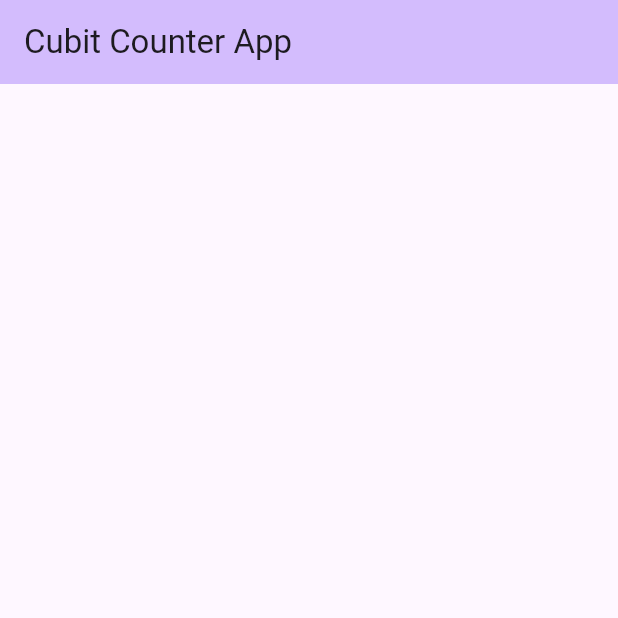
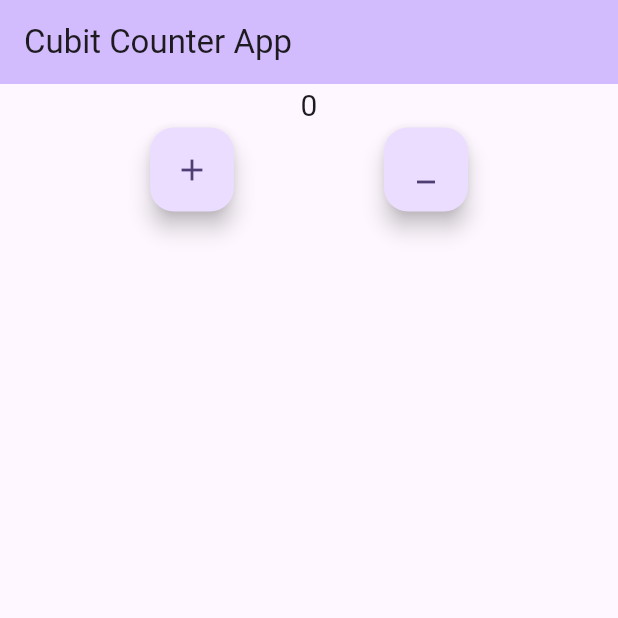
Before and after one commit to Fahaddada47/bloc_prac, a Flutter app: the screen it shows after launch, on a phone screen of 412 x 824 dp, the top half of it. Run offline on Flutter 3.47's test engine with Material 3 defaults, Android fonts, the phone set to English and light mode, and no system bars; our stand-ins replace equatable, flutter_bloc.

Commit message:
counter with bloc

```diff
--- /dev/null
+++ b/lib/bloc/counter_bloc.dart
@@ -0,0 +1,21 @@
+import 'package:bloc_prac/bloc/counter_event.dart';
+import 'package:bloc_prac/bloc/counter_state.dart';
+import 'package:flutter_bloc/flutter_bloc.dart';
+
+class CounterBloc extends Bloc<CounterEvent, CounterState> {
+  int counter = 0;
+
+  CounterBloc() : super(CounterInit()) {
+    on<CounterIncrease>((event, emit) {
+      counter = counter + 1;
+      emit(CounterUpdate(counter));
+    });
+
+    on<CounterDecrease>((event, emit) {
+      if (counter > 0) {
+        counter = counter - 1;
+        emit(CounterUpdate(counter));
+      }
+    });
+  }
+}
--- /dev/null
+++ b/lib/bloc/counter_event.dart
@@ -0,0 +1,19 @@
+import 'package:equatable/equatable.dart';
+
+abstract class CounterEvent extends Equatable{
+
+
+
+}
+
+class CounterIncrease extends CounterEvent{
+  @override
+  // TODO: implement props
+  List<Object?> get props => [];
+
+}class CounterDecrease extends CounterEvent{
+  @override
+  // TODO: implement props
+  List<Object?> get props => [];
+
+}
--- /dev/null
+++ b/lib/bloc/counter_state.dart
@@ -0,0 +1,20 @@
+import 'package:equatable/equatable.dart';
+
+abstract class CounterState extends Equatable{
+
+}
+
+class CounterInit extends CounterState{
+  @override
+  // TODO: implement props
+  List<Object?> get props => [];
+}
+
+class CounterUpdate extends CounterState{
+  final int counter;
+  CounterUpdate(this.counter);
+  @override
+  // TODO: implement props
+  List<Object?> get props => [counter];
+
+}
--- a/lib/home.dart
+++ b/lib/home.dart
@@ -1,3 +1,6 @@
+import 'package:bloc_prac/bloc/counter_bloc.dart';
+import 'package:bloc_prac/bloc/counter_event.dart';
+import 'package:bloc_prac/bloc/counter_state.dart';
 import 'package:bloc_prac/cubit/user_cubit.dart';
 import 'package:bloc_prac/cubit/user_cubit_state.dart';
 import 'package:bloc_prac/model/user_model.dart';
@@ -11,12 +14,6 @@ class MyHomePage extends StatefulWidget {
 
 class _MyHomePageState extends State<MyHomePage> {
   @override
-  void initState() {
-    // TODO: implement initState
-    super.initState();
-    context.read<UserCubit>().getAllUserList();
-  }
-
   @override
   Widget build(BuildContext context) {
     final txtStyle = const TextStyle(fontSize: 30, fontWeight: FontWeight.bold);
@@ -25,47 +22,72 @@ class _MyHomePageState extends State<MyHomePage> {
         backgroundColor: Theme.of(context).colorScheme.inversePrimary,
         title: const Text("Cubit Counter App"),
       ),
-      body: BlocBuilder<UserCubit, UserCubitState>(
-        builder: (context, state) {
-          if (state is UserCubitLoading) {
-            return const Center(
-              child: CircularProgressIndicator(),
-            );
-          } else if (state is UserCubitError) {
-            return Center(
-              child: Text(state.message.toString()),
-            );
-          } else if (state is UserCubitDataLoaded) {
-            return ListView.builder(
-                itemCount: state.userList.length,
-                itemBuilder: (context, index) {
-                  UserModel userModel = state.userList[index];
-                  return ListTile(
-                    leading: Text(userModel.id.toString()),
-                    title: Text(userModel.name.toString()),
-                    subtitle: Text(userModel.email.toString()),
-                    trailing: Text(userModel.company.toString()),
-                  );
-                });
+      body: BlocBuilder<CounterBloc, CounterState>(
+        builder: (context,state){
+          if (state is CounterInit){
+            return _view(context, 0);
+          }  if  (state is CounterUpdate){
+            return _view(context, state.counter);
           } else {
-            return const Center();
+            return Container();
           }
         },
       ),
+      // body: BlocBuilder<UserCubit, UserCubitState>(
+      //   builder: (context, state) {
+      //     if (state is UserCubitLoading) {
+      //       return const Center(
+      //         child: CircularProgressIndicator(),
+      //       );
+      //     } else if (state is UserCubitError) {
+      //       return Center(
+      //         child: Text(state.message.toString()),
+      //       );
+      //     } else if (state is UserCubitDataLoaded) {
+      //       return ListView.builder(
+      //           itemCount: state.userList.length,
+      //           itemBuilder: (context, index) {
+      //             UserModel userModel = state.userList[index];
+      //             return ListTile(
+      //               leading: Text(userModel.id.toString()),
+      //               title: Text(userModel.name.toString()),
+      //               subtitle: Text(userModel.email.toString()),
+      //               trailing: Text(userModel.company.toString()),
+      //             );
+      //           });
+      //     } else {
+      //       return const Center();
+      //     }
+      //   },
+      // ),
+    );
+  }
+
+  Widget _view(BuildContext context, int value) {
+    return Column(
+      children: [
+        Text(
+          value.toString(),
+          style: TextStyle(fontSize: 20),
+        ),
+        Row(
+          mainAxisAlignment: MainAxisAlignment.spaceEvenly,
+          children: [
+            FloatingActionButton(
+              onPressed: () {
+                context.read<CounterBloc>().add(CounterIncrease());
+              },
+              child: Icon(Icons.add),
+            ),
+            FloatingActionButton(
+              onPressed: () {
+                context.read<CounterBloc>().add(CounterDecrease());
+              },
+              child: Icon(Icons.minimize),
+            ),
+          ],
+        )
+      ],
     );
   }
 }
-//Column(
-//                   crossAxisAlignment: CrossAxisAlignment.start,
-//                   children: [
-//                     Row(
-//                       children: [
-//                         Text(userModel.id.toString()),
-//                         SizedBox(width: 10,),
-//                         Text(userModel.name.toString()),
-//                       ],
-//                     ),
-//
-//
-//                   ],
-//                 )
--- a/lib/main.dart
+++ b/lib/main.dart
@@ -1,3 +1,4 @@
+import 'package:bloc_prac/bloc/counter_bloc.dart';
 import 'package:bloc_prac/cubit/user_cubit.dart';
 import 'package:bloc_prac/home.dart';
 import 'package:bloc_prac/service/api_service.dart';
@@ -13,17 +14,16 @@ class MyApp extends StatelessWidget {
 
   @override
   Widget build(BuildContext context) {
-    return MultiBlocProvider(providers: [
-      BlocProvider(create: (context)=>UserCubit(apiService: ApiService()))
-    ],
-        child: MaterialApp(
-      title: 'Flutter Demo',
-      theme: ThemeData(
-
-        colorScheme: ColorScheme.fromSeed(seedColor: Colors.deepPurple),
-        useMaterial3: true,
+    return BlocProvider(
+      create: (context) => CounterBloc(),
+      child: MaterialApp(
+        title: 'Flutter Demo',
+        theme: ThemeData(
+          colorScheme: ColorScheme.fromSeed(seedColor: Colors.deepPurple),
+          useMaterial3: true,
+        ),
+        home: MyHomePage(),
       ),
-      home:  MyHomePage(),
-    ));
+    );
   }
 }
```
